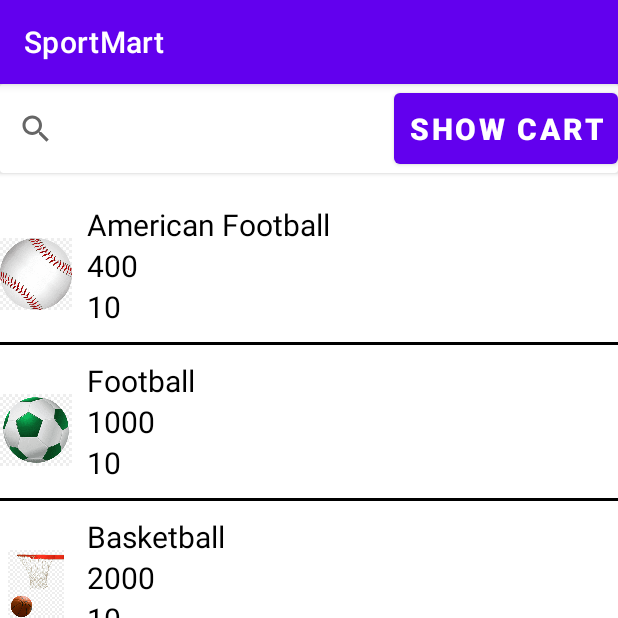
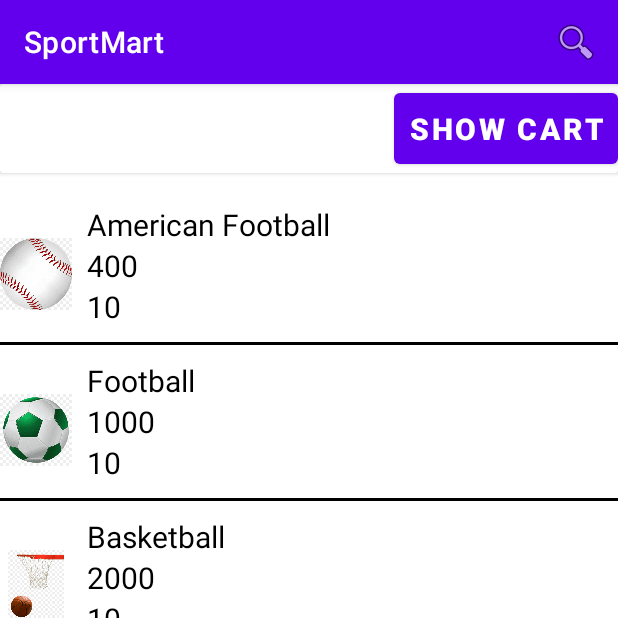
Before and after one commit to mukarrammurtaza/SportMart, an Android app: the screen it shows after launch (MainActivity), on a phone screen of 412 x 824 dp, the top half of it. Run offline under Robolectric (Android 15) with nearby library versions, the phone set to English and light mode, and no system bars.

Commit message:
Search functionality added

```diff
--- a/app/src/main/java/com/example/sportmart/MainActivity.java
+++ b/app/src/main/java/com/example/sportmart/MainActivity.java
@@ -1,41 +1,48 @@
 package com.example.sportmart;
 
 import androidx.appcompat.app.AppCompatActivity;
+import androidx.appcompat.widget.SearchView;
 import androidx.recyclerview.widget.LinearLayoutManager;
 import androidx.recyclerview.widget.RecyclerView;
 
 import android.content.Context;
 import android.content.Intent;
 import android.os.Bundle;
+import android.view.MenuInflater;
+import android.view.MenuItem;
+import android.view.Menu;
 import android.view.MotionEvent;
 import android.view.View;
 import android.widget.Button;
+import android.widget.Toast;
 
 import java.util.ArrayList;
 import java.util.List;
 
-public class MainActivity extends AppCompatActivity {
+public class MainActivity extends  AppCompatActivity{
     Context context;
+ MyAdapter adp;
+    List<product> productList;
     @Override
     protected void onCreate(Bundle savedInstanceState) {
-        context=getApplicationContext();
+        context = getApplicationContext();
         super.onCreate(savedInstanceState);
         setContentView(R.layout.activity_main);
-        List<product> productList =new ArrayList<>();
-        Button launchCart=(Button)findViewById(R.id.CartLauncherButton);
+        productList = new ArrayList<>();
+        Button launchCart = (Button) findViewById(R.id.CartLauncherButton);
         launchCart.setOnClickListener(new View.OnClickListener() {
             @Override
             public void onClick(View v) {
-                Intent intent=new Intent(context,CartActivity.class);
+                Intent intent = new Intent(context, CartActivity.class);
 
                 startActivity(intent);
             }
         });
 
-        RecyclerView recyclerView = findViewById(R.id.recyclerview);
-        recyclerView.setLayoutManager(new LinearLayoutManager(this));
-        recyclerView.setAdapter(new MyAdapter(this, productList));
-       // recyclerView.addOnItemTouchListener;
+
+        // recyclerView.setAdapter(new MyAdapter(this, productList));
+
+        // recyclerView.addOnItemTouchListener;
         productList.add(new product("American Football", 400, R.drawable.americanfootball, 10));
         productList.add(new product("Football", 1000, R.drawable.football, 10));
         productList.add(new product("Basketball", 2000, R.drawable.basketball, 10));
@@ -51,9 +58,52 @@ public class MainActivity extends AppCompatActivity {
         productList.add(new product("SkateBoard", 10000, R.drawable.skateboard, 10));
         productList.add(new product("BaseBall Bat", 15000, R.drawable.baseballbat, 10));
 
+        RecyclerView recyclerView = findViewById(R.id.recyclerview);
+        recyclerView.setLayoutManager(new LinearLayoutManager(this));
+        adp=new MyAdapter(this, productList);
+        recyclerView.setAdapter(adp);
+    }
+    @Override
+    public boolean onCreateOptionsMenu(Menu menu) {
+
+        MenuInflater inflater = getMenuInflater();
+        inflater.inflate(R.menu.menu, menu);
+        MenuItem searchItem = menu.findItem(R.id.actionSearch);
+        SearchView searchView = (SearchView) searchItem.getActionView();
+        searchView.setOnQueryTextListener(new SearchView.OnQueryTextListener() {
+            @Override
+            public boolean onQueryTextSubmit(String query) {
+                return false;
+            }
+
+            @Override
+            public boolean onQueryTextChange(String newText) {
+                // inside on query text change method we are
+                // calling a method to filter our recycler view.
+                filter(newText);
+                return false;
+            }
+        });
+        return true;
+    }
+
+    private void filter(String text) {
+        List<product> filteredlist = new ArrayList<product>();
 
 
+        for (product item : productList) {
+
+            if (item.getName().toLowerCase().contains(text.toLowerCase())) {
+                filteredlist.add(item);
+            }
+        }
+        if (filteredlist.isEmpty()) {
+            Toast.makeText(this, "No Data Found..", Toast.LENGTH_SHORT).show();
+            }
+                else {
+
+                    adp.filterList(filteredlist);
+        }
     }
 
-
 }
--- a/app/src/main/java/com/example/sportmart/MyAdapter.java
+++ b/app/src/main/java/com/example/sportmart/MyAdapter.java
@@ -15,6 +15,7 @@ import androidx.annotation.NonNull;
 import androidx.recyclerview.widget.RecyclerView;
 
 import java.io.ByteArrayOutputStream;
+import java.util.ArrayList;
 import java.util.List;
 
 public class MyAdapter extends RecyclerView.Adapter<MyAdapter.ViewHolder> {
@@ -27,6 +28,14 @@ public class MyAdapter extends RecyclerView.Adapter<MyAdapter.ViewHolder> {
 
     }
 
+    public void filterList(List<product> filterlist) {
+        // below line is to add our filtered
+        // list in our course array list.
+        productList = filterlist;
+        // below line is to notify our adapter
+        // as change in recycler view data.
+        notifyDataSetChanged();
+    }
 
     @NonNull
     @Override
@@ -62,6 +71,7 @@ public class MyAdapter extends RecyclerView.Adapter<MyAdapter.ViewHolder> {
         }
 
         );
+
 
     }
 
--- a/app/src/main/res/layout/activity_main.xml
+++ b/app/src/main/res/layout/activity_main.xml
@@ -44,11 +44,7 @@
             app:layout_constraintStart_toStartOf="@id/totalbill"
             app:layout_constraintTop_toTopOf="parent"></Button>
 
-        <SearchView
-            android:layout_width="match_parent"
-            android:layout_height="match_parent"
 
-            />
 
 
     </androidx.cardview.widget.CardView>
--- /dev/null
+++ b/app/src/main/res/menu/menu.xml
@@ -0,0 +1,15 @@
+<?xml version="1.0" encoding="utf-8"?>
+<menu xmlns:android="http://schemas.android.com/apk/res/android"
+    xmlns:app="http://schemas.android.com/apk/res-auto"
+    android:layout_width="match_parent"
+    android:layout_height="match_parent"
+    android:orientation="vertical">
+
+
+    <item
+        android:id="@+id/actionSearch"
+        android:icon="@android:drawable/ic_menu_search"
+        android:title="Search"
+        app:actionViewClass="androidx.appcompat.widget.SearchView"
+        app:showAsAction="ifRoom|collapseActionView" />
+</menu>
```
